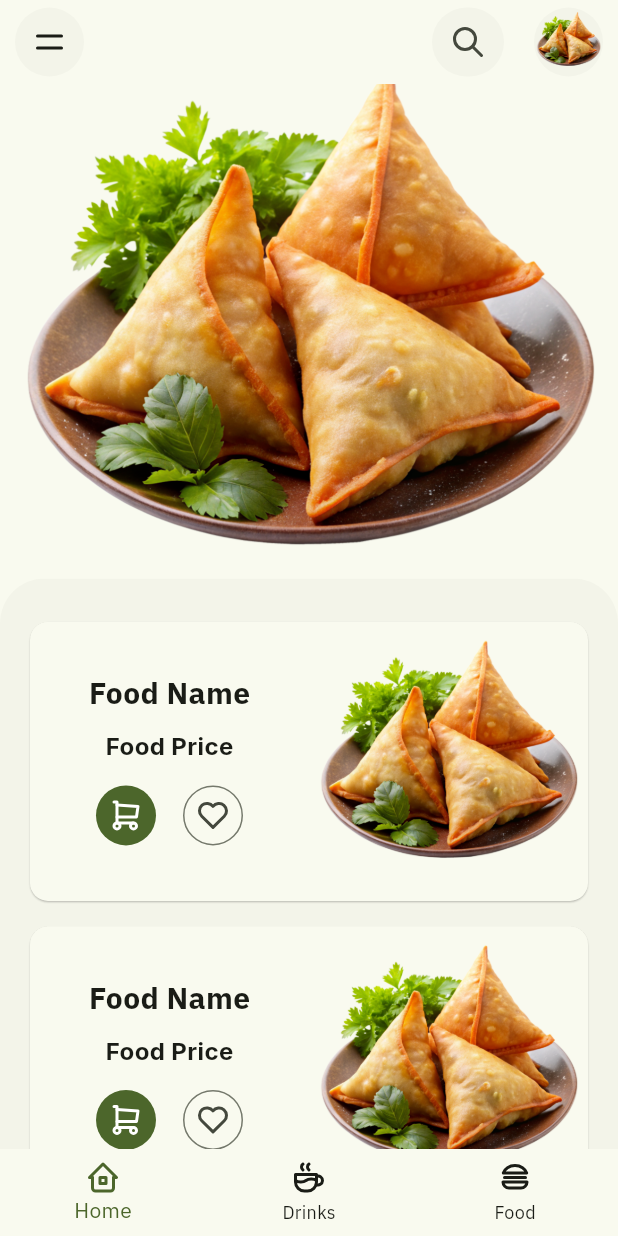
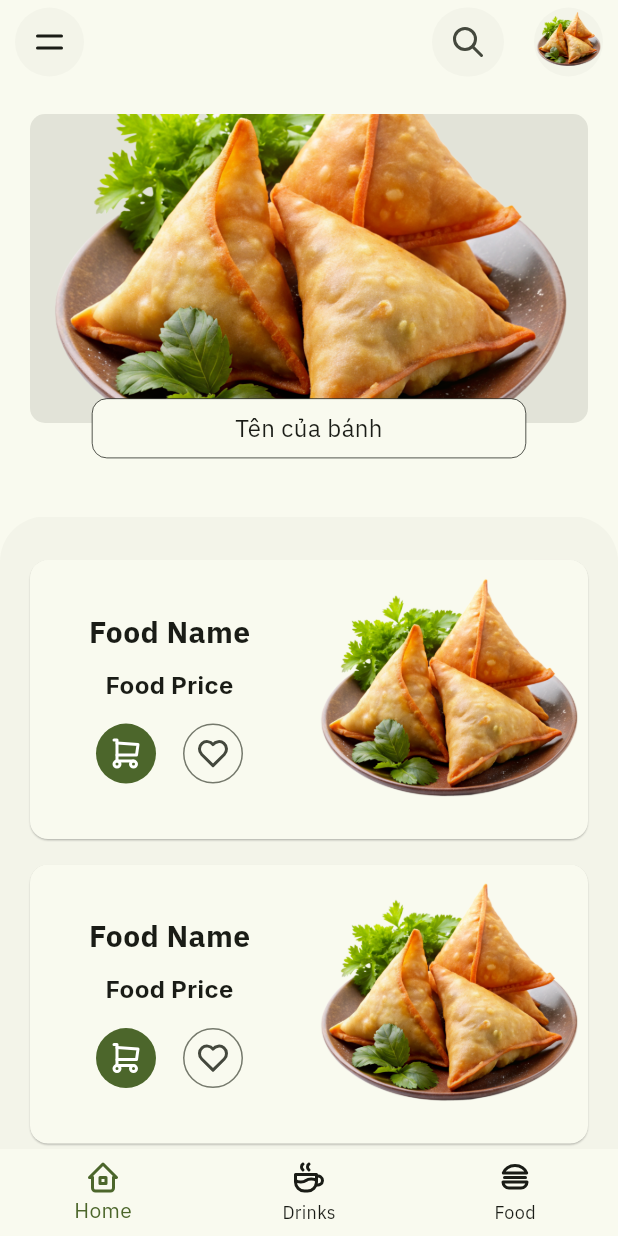
Before and after one commit to nphuonha2101/flutter_foods, a Flutter app: the screen it shows after launch, on a phone screen of 412 x 824 dp. Run offline on Flutter 3.47's test engine with Material 3 defaults, Android fonts, the light colour scheme and no system bars; drawn by our look-alikes of flutter_zoom_drawer; our stand-ins replace flutter_dotenv, flutter_tabler_icons, google_fonts, shared_preferences.

Commit message:
#10 - feat: add food slider

```diff
--- /dev/null
+++ b/lib/data/dtos/food_dto.dart
@@ -0,0 +1,28 @@
+import 'package:flutter_foods/data/dtos/i_dto.dart';
+
+class FoodDto implements IDto {
+  String name;
+  String category;
+  double price;
+  final int angencyId;
+  final String imageUrl;
+
+  FoodDto({
+    required this.name,
+    required this.category,
+    required this.price,
+    required this.angencyId,
+    required this.imageUrl,
+  });
+
+  @override
+  Map<String, dynamic> toJson() {
+    return {
+      'name': name,
+      'category': category,
+      'price': price,
+      'angencyId': angencyId,
+      'imageUrl': imageUrl,
+    };
+  }
+}
--- /dev/null
+++ b/lib/data/models/food.dart
@@ -0,0 +1,55 @@
+import 'package:flutter_foods/data/dtos/food_dto.dart';
+import 'package:flutter_foods/data/dtos/i_dto.dart';
+import 'package:flutter_foods/data/models/i_model.dart';
+
+class Food implements IModel {
+  final int id;
+  final String name;
+  final String category;
+  final double price;
+  final double rating;
+  final int reviewCount;
+  final int angencyId;
+  final String imageUrl;
+
+  Food({
+    required this.id,
+    required this.name,
+    required this.category,
+    required this.price,
+    required this.rating,
+    required this.reviewCount,
+    required this.imageUrl,
+    required this.angencyId,
+  });
+
+  @override
+  String toString() {
+    return 'Food{name: $name, category: $category, price: $price, rating: $rating, reviewCount: $reviewCount, imageUrl: $imageUrl, angencyId: $angencyId}';
+  }
+
+  @override
+  IModel fromJson(Map<String, dynamic> json) {
+    return Food(
+      id: json['id'],
+      name: json['name'],
+      category: json['category'],
+      price: json['price'],
+      rating: json['rating'],
+      reviewCount: json['reviewCount'],
+      imageUrl: json['imageUrl'],
+      angencyId: json['angencyId'],
+    );
+  }
+
+  @override
+  IDto toDto() {
+    return FoodDto(
+      name: name,
+      category: category,
+      price: price,
+      angencyId: angencyId,
+      imageUrl: imageUrl,
+    );
+  }
+}
--- a/lib/presentation/screens/home_screen.dart
+++ b/lib/presentation/screens/home_screen.dart
@@ -1,5 +1,9 @@
 import 'package:flutter/material.dart';
+import 'package:flutter_foods/data/models/food.dart';
+import 'package:flutter_foods/data/models/i_model.dart';
 import 'package:flutter_foods/presentation/widgets/food_card.dart';
+import 'package:flutter_foods/presentation/widgets/food_slider_item.dart';
+import 'package:flutter_foods/presentation/widgets/custom_slider.dart';
 import 'package:flutter_foods/providers/users_provider.dart';
 import 'package:provider/provider.dart';
 
@@ -11,6 +15,8 @@ class HomeScreen extends StatefulWidget {
 }
 
 class _HomeScreenState extends State<HomeScreen> {
+  late List<Food> foods;
+
   @override
   void initState() {
     super.initState();
@@ -19,6 +25,19 @@ class _HomeScreenState extends State<HomeScreen> {
       final userProvider = Provider.of<UsersProvider>(context, listen: false);
       userProvider.fetchAll();
     });
+
+    Food food = Food(
+      id: 1,
+      name: 'Bánh mì',
+      category: 'Bánh mì',
+      price: 20000,
+      rating: 4.5,
+      reviewCount: 100,
+      imageUrl: 'assets/images/food_delivery.png',
+      angencyId: 1,
+    );
+
+    foods = List.generate(10, (index) => food);
   }
 
   @override
@@ -27,15 +46,17 @@ class _HomeScreenState extends State<HomeScreen> {
       headerSliverBuilder: (BuildContext context, bool innerBoxIsScrolled) {
         return <Widget>[
           SliverAppBar(
-            expandedHeight: MediaQuery.of(context).size.height * 2 / 5,
+            expandedHeight: MediaQuery.of(context).size.height * 3.5 / 10,
             floating: false,
             pinned: false,
             snap: false,
             flexibleSpace: FlexibleSpaceBar(
-              background: Image.asset(
-                'assets/images/food_delivery.png',
-                fit: BoxFit.cover,
-              ),
+              background: CustomSlider(
+                  height: MediaQuery.of(context).size.height * 0.3,
+                  items: foods,
+                  itemBuilder: (IModel model) {
+                    return FoodSliderItem(food: model as Food);
+                  }),
             ),
           ),
         ];
@@ -49,6 +70,9 @@ class _HomeScreenState extends State<HomeScreen> {
           decoration: BoxDecoration(
             color: Theme.of(context).colorScheme.surfaceContainerLow,
           ),
+          child: Column(
+            children: [
+              Expanded(
                 child: ListView.builder(
                   padding: const EdgeInsets.all(16.0),
                   itemCount: 10,
@@ -57,6 +81,9 @@ class _HomeScreenState extends State<HomeScreen> {
                   },
                 ),
               ),
+            ],
+          ),
+        ),
       ),
     );
   }
--- /dev/null
+++ b/lib/presentation/widgets/custom_slider.dart
@@ -0,0 +1,66 @@
+import 'package:flutter/material.dart';
+import 'dart:async';
+
+import 'package:flutter_foods/data/models/i_model.dart';
+
+class CustomSlider extends StatefulWidget {
+  final List<IModel> items;
+  final Widget Function(IModel) itemBuilder;
+  final double height;
+
+  const CustomSlider(
+      {super.key,
+      required this.items,
+      required this.itemBuilder,
+      required this.height});
+
+  @override
+  _CustomSliderState createState() => _CustomSliderState();
+}
+
+class _CustomSliderState extends State<CustomSlider> {
+  late PageController _pageController;
+  late Timer _timer;
+  int _currentPage = 0;
+
+  @override
+  void initState() {
+    super.initState();
+    _pageController = PageController(initialPage: _currentPage);
+
+    _timer = Timer.periodic(const Duration(seconds: 4), (Timer timer) {
+      if (_currentPage < widget.items.length - 1) {
+        _currentPage++;
+      } else {
+        _currentPage = 0;
+      }
+
+      _pageController.animateToPage(
+        _currentPage,
+        duration: const Duration(milliseconds: 500),
+        curve: Curves.easeInOutCubic,
+      );
+    });
+  }
+
+  @override
+  void dispose() {
+    _timer.cancel();
+    _pageController.dispose();
+    super.dispose();
+  }
+
+  @override
+  Widget build(BuildContext context) {
+    return SizedBox(
+      height: widget.height,
+      child: PageView.builder(
+        controller: _pageController,
+        itemCount: widget.items.length,
+        itemBuilder: (context, index) {
+          return widget.itemBuilder(widget.items[index]);
+        },
+      ),
+    );
+  }
+}
--- /dev/null
+++ b/lib/presentation/widgets/food_slider_item.dart
@@ -0,0 +1,71 @@
+import 'package:flutter/material.dart';
+import 'package:flutter/widgets.dart';
+import 'package:flutter_foods/data/models/food.dart';
+
+class FoodSliderItem extends StatelessWidget {
+  final Food food;
+  const FoodSliderItem({super.key, required this.food});
+
+  // const FoodSliderItem({super.key});
+
+  _onTap() {
+    // Navigator.of(context).pushNamed('/food-detail', arguments: food);
+  }
+
+  @override
+  Widget build(BuildContext context) {
+    return InkWell(
+      onTap: _onTap,
+      child: Stack(
+        children: [
+          Container(
+            margin: const EdgeInsets.all(20),
+            width: MediaQuery.of(context).size.width,
+            height: MediaQuery.of(context).size.height * 0.25,
+            decoration: BoxDecoration(
+              color: Theme.of(context).colorScheme.surfaceContainerHighest,
+              borderRadius: BorderRadius.circular(10),
+            ),
+            child: Image.asset(
+              'assets/images/food_delivery.png',
+              fit: BoxFit.cover,
+            ),
+          ),
+          Positioned(
+            top: MediaQuery.of(context).size.height * 0.23,
+            left: 0,
+            right: 0,
+            child: Align(
+              alignment: Alignment.center,
+              child: FractionallySizedBox(
+                widthFactor: 0.8,
+                child: Container(
+                  margin: const EdgeInsets.all(20),
+                  decoration: BoxDecoration(
+                    color: Theme.of(context).colorScheme.surface,
+                    border: Border.all(
+                      color: Theme.of(context).colorScheme.onSurface,
+                      width: 0.5,
+                    ),
+                    borderRadius: BorderRadius.circular(10),
+                  ),
+                  child: Padding(
+                    padding: const EdgeInsets.all(8.0),
+                    child: Text(
+                      'Tên của bánh',
+                      textAlign: TextAlign.center,
+                      style: TextStyle(
+                        color: Theme.of(context).colorScheme.onSurface,
+                        fontSize: 16,
+                      ),
+                    ),
+                  ),
+                ),
+              ),
+            ),
+          ),
+        ],
+      ),
+    );
+  }
+}
```
Lines whose indentation alone changed are shown as unchanged.
